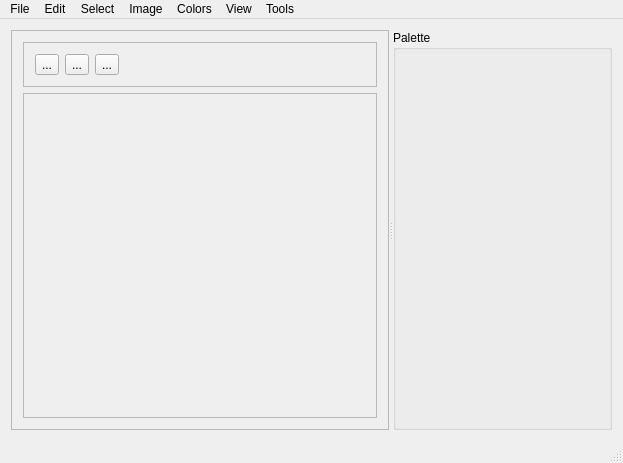
The window that forms/mainwindow.ui (boldenth/raku) describes before a commit, drawn with Qt 5.
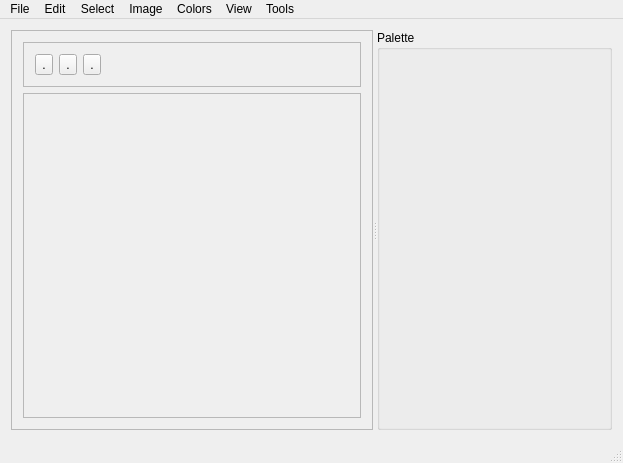
The same window after the commit.

What changed in the file:
```diff
--- a/forms/mainwindow.ui
+++ b/forms/mainwindow.ui
@@ -13,6 +13,9 @@
   <property name="windowTitle">
    <string>raku</string>
   </property>
+  <property name="styleSheet">
+   <string notr="true">font: 13pt &quot;Source Code Pro&quot;;</string>
+  </property>
   <widget class="QWidget" name="centralWidget">
    <layout class="QGridLayout" name="gridLayout_2">
     <item row="0" column="0">
@@ -52,21 +55,21 @@
            <item>
             <widget class="QToolButton" name="toolButton_Pencil">
              <property name="text">
-              <string>...</string>
+              <string>.</string>
              </property>
             </widget>
            </item>
            <item>
             <widget class="QToolButton" name="toolButton_Dropper">
              <property name="text">
-              <string>...</string>
+              <string>.</string>
              </property>
             </widget>
            </item>
            <item>
             <widget class="QToolButton" name="toolButton_Bucket">
              <property name="text">
-              <string>...</string>
+              <string>.</string>
              </property>
             </widget>
            </item>
@@ -103,7 +106,7 @@
              <x>0</x>
              <y>0</y>
              <width>403</width>
-             <height>298</height>
+             <height>293</height>
             </rect>
            </property>
           </widget>
```
Left out of the diff: 10 changed lines with no effect on the pictures.
